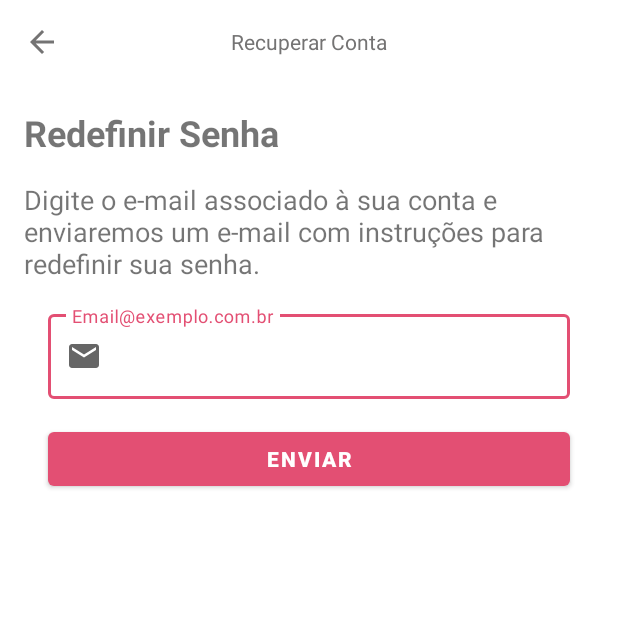
After one commit to Andersons1lva/Schedule-Cake, an Android app: the RecoveryAccountActivity screen opened directly, with no data from a screen before it, on a phone screen of 412 x 824 dp, the top half of it. The commit adds this screen. Run offline under Robolectric (Android 15) with nearby library versions, the phone set to English and light mode, and no system bars.

Commit message:
Create Activity RecoveryAccountActivity.kt and create layout.

```diff
--- a/app/build.gradle
+++ b/app/build.gradle
@@ -47,6 +47,8 @@ dependencies {
     implementation 'com.google.android.material:material:1.6.1'
     implementation 'androidx.constraintlayout:constraintlayout:2.1.4'
     implementation 'com.google.android.gms:play-services-auth:20.3.0'
+    implementation 'androidx.navigation:navigation-fragment-ktx:2.5.2'
+    implementation 'androidx.navigation:navigation-ui-ktx:2.5.2'
 
 
     testImplementation 'junit:junit:4.13.2'
--- a/app/src/main/AndroidManifest.xml
+++ b/app/src/main/AndroidManifest.xml
@@ -13,6 +13,10 @@
         android:theme="@style/Theme.ScheduleCake"
         tools:targetApi="31">
         <activity
+            android:name=".auth.RecoveryAccountActivity"
+            android:exported="false">
+        </activity>
+        <activity
             android:name=".auth.RegistrationActivity"
             android:exported="false" />
         <activity
@@ -27,7 +31,6 @@
         <activity
             android:name=".MainActivity"
             android:exported="true">
-
         </activity>
     </application>
 
--- /dev/null
+++ b/app/src/main/java/com/anderson/schedulecake/auth/RecoveryAccountActivity.kt
@@ -0,0 +1,12 @@
+package com.anderson.schedulecake.auth
+
+import androidx.appcompat.app.AppCompatActivity
+import android.os.Bundle
+import com.anderson.schedulecake.R
+
+class RecoveryAccountActivity : AppCompatActivity() {
+    override fun onCreate(savedInstanceState: Bundle?) {
+        super.onCreate(savedInstanceState)
+        setContentView(R.layout.activity_recovery_account)
+    }
+}
--- /dev/null
+++ b/app/src/main/res/drawable/ic_back.xml
@@ -0,0 +1,5 @@
+<vector android:autoMirrored="true" android:height="24dp"
+    android:tint="#747373" android:viewportHeight="24"
+    android:viewportWidth="24" android:width="24dp" xmlns:android="http://schemas.android.com/apk/res/android">
+    <path android:fillColor="@android:color/white" android:pathData="M20,11H7.83l5.59,-5.59L12,4l-8,8 8,8 1.41,-1.41L7.83,13H20v-2z"/>
+</vector>
--- a/app/src/main/res/layout/activity_login.xml
+++ b/app/src/main/res/layout/activity_login.xml
@@ -9,8 +9,8 @@
 
     <ImageView
         android:id="@+id/ivLogo"
-        android:layout_width="150dp"
-        android:layout_height="150dp"
+        android:layout_width="200dp"
+        android:layout_height="229dp"
         android:layout_marginTop="100dp"
         android:src="@drawable/logo"
         app:layout_constraintEnd_toEndOf="parent"
--- /dev/null
+++ b/app/src/main/res/layout/activity_recovery_account.xml
@@ -0,0 +1,106 @@
+<?xml version="1.0" encoding="utf-8"?>
+<androidx.constraintlayout.widget.ConstraintLayout xmlns:android="http://schemas.android.com/apk/res/android"
+    xmlns:tools="http://schemas.android.com/tools"
+    android:layout_width="match_parent"
+    android:layout_height="match_parent"
+    xmlns:app="http://schemas.android.com/apk/res-auto"
+    tools:context=".auth.RecoveryAccountActivity">
+
+    <androidx.constraintlayout.widget.ConstraintLayout
+        android:id="@+id/constraintLayout"
+        android:layout_width="match_parent"
+        android:layout_height="wrap_content"
+        app:layout_constraintEnd_toEndOf="parent"
+        app:layout_constraintStart_toStartOf="parent"
+        app:layout_constraintTop_toTopOf="parent">
+
+        <com.google.android.material.appbar.AppBarLayout
+            android:id="@+id/appBarLayout"
+            android:layout_width="match_parent"
+            android:layout_height="wrap_content"
+            app:layout_constraintEnd_toEndOf="parent"
+            app:layout_constraintStart_toStartOf="parent"
+            app:layout_constraintTop_toTopOf="parent">
+
+            <androidx.appcompat.widget.Toolbar
+                android:id="@+id/toolbar"
+                android:layout_width="match_parent"
+                android:layout_height="wrap_content"
+                android:background="@color/white"
+                app:navigationIcon="@drawable/ic_back">
+
+                <TextView
+                    android:layout_width="wrap_content"
+                    android:layout_height="wrap_content"
+                    android:layout_gravity="center_horizontal"
+                    android:text="@string/text_toolbar_recover_account"
+                    android:textColor="@color/text_recovery_account" />
+
+            </androidx.appcompat.widget.Toolbar>
+        </com.google.android.material.appbar.AppBarLayout>
+    </androidx.constraintlayout.widget.ConstraintLayout>
+
+    <TextView
+        android:id="@+id/textRedefinirSenha"
+        android:layout_width="match_parent"
+        android:layout_height="wrap_content"
+        android:layout_marginStart="16dp"
+        android:layout_marginTop="16dp"
+        android:layout_marginEnd="16dp"
+        android:text="Redefinir Senha"
+        android:textSize="24sp"
+        android:textStyle="bold"
+        app:layout_constraintEnd_toEndOf="parent"
+        app:layout_constraintHorizontal_bias="0.0"
+        app:layout_constraintStart_toStartOf="parent"
+        app:layout_constraintTop_toBottomOf="@+id/constraintLayout" />
+
+    <TextView
+        android:id="@+id/textDescripition"
+        android:layout_width="match_parent"
+        android:layout_height="wrap_content"
+        android:layout_marginStart="16dp"
+        android:layout_marginTop="16dp"
+        android:layout_marginEnd="16dp"
+        android:text="Digite o e-mail associado à sua conta e enviaremos um e-mail com instruções para redefinir sua senha."
+        android:textSize="18sp"
+        app:layout_constraintEnd_toEndOf="@+id/textRedefinirSenha"
+        app:layout_constraintStart_toStartOf="@+id/textRedefinirSenha"
+        app:layout_constraintTop_toBottomOf="@+id/textRedefinirSenha" />
+
+    <com.google.android.material.textfield.TextInputLayout
+        android:id="@+id/til_email_registration"
+        style="@style/Widget.MaterialComponents.TextInputLayout.OutlinedBox"
+        android:layout_width="match_parent"
+        android:layout_height="wrap_content"
+        android:layout_marginStart="32dp"
+        android:layout_marginTop="16dp"
+        android:layout_marginEnd="32dp"
+        android:hint="@string/email_recovery_account"
+        app:layout_constraintEnd_toEndOf="@+id/textDescripition"
+        app:layout_constraintStart_toStartOf="@+id/textDescripition"
+        app:layout_constraintTop_toBottomOf="@+id/textDescripition"
+        app:startIconDrawable="@drawable/ic_email">
+
+        <com.google.android.material.textfield.TextInputEditText
+            android:id="@+id/edtEmailRecoveryAccount"
+            android:layout_width="match_parent"
+            android:layout_height="match_parent"
+            android:inputType="textEmailAddress" />
+    </com.google.android.material.textfield.TextInputLayout>
+
+    <com.google.android.material.button.MaterialButton
+        android:id="@+id/btnRecoveryAccount"
+        android:layout_width="match_parent"
+        android:layout_height="wrap_content"
+        android:layout_marginStart="32dp"
+        android:layout_marginTop="16dp"
+        android:layout_marginEnd="32dp"
+        android:elevation="5dp"
+        android:text="@string/button_recovery_account"
+        android:textStyle="bold"
+        app:layout_constraintEnd_toEndOf="@+id/til_email_registration"
+        app:layout_constraintStart_toStartOf="@+id/til_email_registration"
+        app:layout_constraintTop_toBottomOf="@+id/til_email_registration" />
+
+</androidx.constraintlayout.widget.ConstraintLayout>
--- /dev/null
+++ b/app/src/main/res/values-land/dimens.xml
@@ -0,0 +1,3 @@
+<resources>
+      <dimen name="fab_margin">48dp</dimen>
+   </resources>
--- /dev/null
+++ b/app/src/main/res/values-w1240dp/dimens.xml
@@ -0,0 +1,3 @@
+<resources>
+      <dimen name="fab_margin">200dp</dimen>
+   </resources>
--- /dev/null
+++ b/app/src/main/res/values-w600dp/dimens.xml
@@ -0,0 +1,3 @@
+<resources>
+      <dimen name="fab_margin">48dp</dimen>
+   </resources>
--- a/app/src/main/res/values/colors.xml
+++ b/app/src/main/res/values/colors.xml
@@ -7,5 +7,5 @@
     <color name="teal_700">#FF018786</color>
     <color name="black">#FF000000</color>
     <color name="white">#FFFFFFFF</color>
-    <color name="cor_Ou">#8f9193</color>
+    <color name="text_recovery_account">#747373</color>
 </resources>
--- /dev/null
+++ b/app/src/main/res/values/dimens.xml
@@ -0,0 +1,3 @@
+<resources>
+      <dimen name="fab_margin">16dp</dimen>
+   </resources>
--- a/app/src/main/res/values/strings.xml
+++ b/app/src/main/res/values/strings.xml
@@ -13,6 +13,10 @@
     <string name="email_registration">E-mail</string>
     <string name="button_registration">Cadastrar</string>
 
+    <string name="button_recovery_account">Enviar</string>
+    <string name="email_recovery_account">Email@exemplo.com.br</string>
+    <string name="text_toolbar_recover_account">Recuperar Conta</string>
+
     <string name="button_floatingAction">Botão Adicionar</string>
 
     <!--Menu-->
@@ -22,5 +26,14 @@
     <string name="text_menu_settings">Configurações</string>
     <!-- TODO: Remove or change this placeholder text -->
     <string name="hello_blank_fragment">Hello blank fragment</string>
+    <string name="title_activity_recovery_account">RecoveryAccountActivity</string>
+    <!-- Strings used for fragments for navigation -->
+    <string name="first_fragment_label">First Fragment</string>
+    <string name="second_fragment_label">Second Fragment</string>
+    <string name="next">Next</string>
+    <string name="previous">Previous</string>
+
+    <string name="hello_first_fragment">Hello first fragment</string>
+    <string name="hello_second_fragment">Hello second fragment. Arg: %1$s</string>
 
 </resources>
--- a/app/src/main/res/values/themes.xml
+++ b/app/src/main/res/values/themes.xml
@@ -13,4 +13,10 @@
         <item name="android:statusBarColor" tools:targetApi="l">?attr/colorPrimaryVariant</item>
         <!-- Customize your theme here. -->
     </style>
+    <style name="Theme.ScheduleCake.NoActionBar">
+        <item name="windowActionBar">false</item>
+        <item name="windowNoTitle">true</item>
+    </style>
+    <style name="Theme.ScheduleCake.AppBarOverlay" parent="ThemeOverlay.AppCompat.Dark.ActionBar" />
+    <style name="Theme.ScheduleCake.PopupOverlay" parent="ThemeOverlay.AppCompat.Light" />
 </resources>
```
Also changed, not shown: app/src/main/java/com/anderson/schedulecake/auth/LoginActivity.kt (+13 -3 lines), app/src/main/java/com/anderson/schedulecake/auth/RecoveryAccountFragment.kt (deleted, +0 -30 lines), app/src/main/res/layout/fragment_recovery_account.xml (deleted, +0 -14 lines), app/src/main/res/navigation/nav_graph.xml (added, +28 -0 lines).
